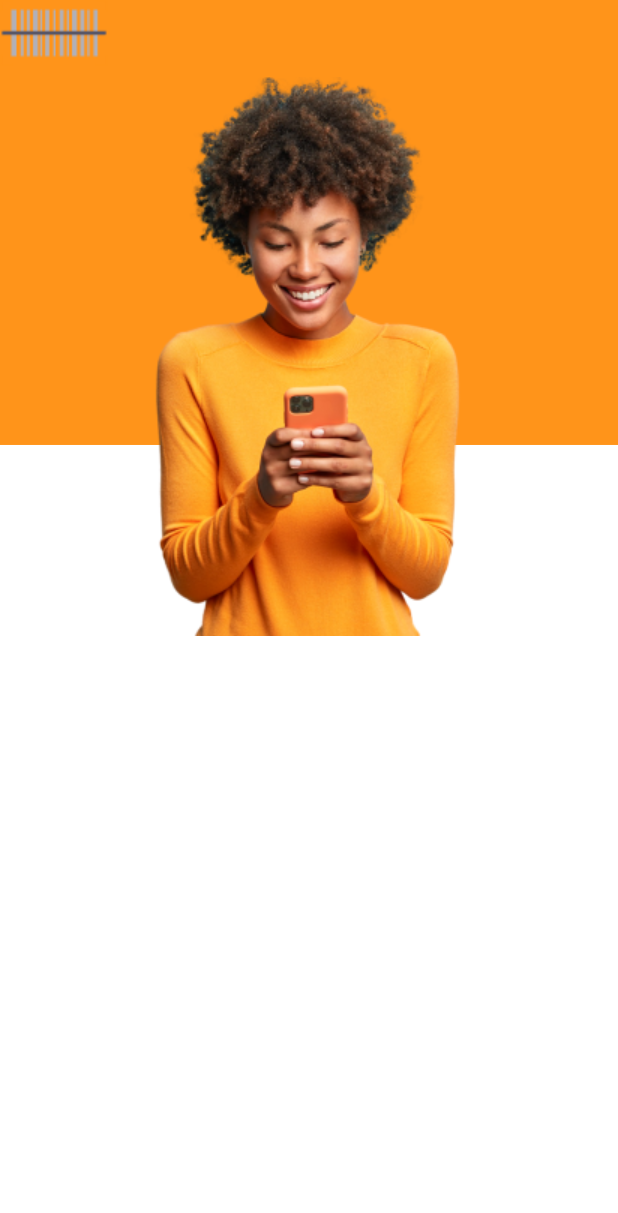
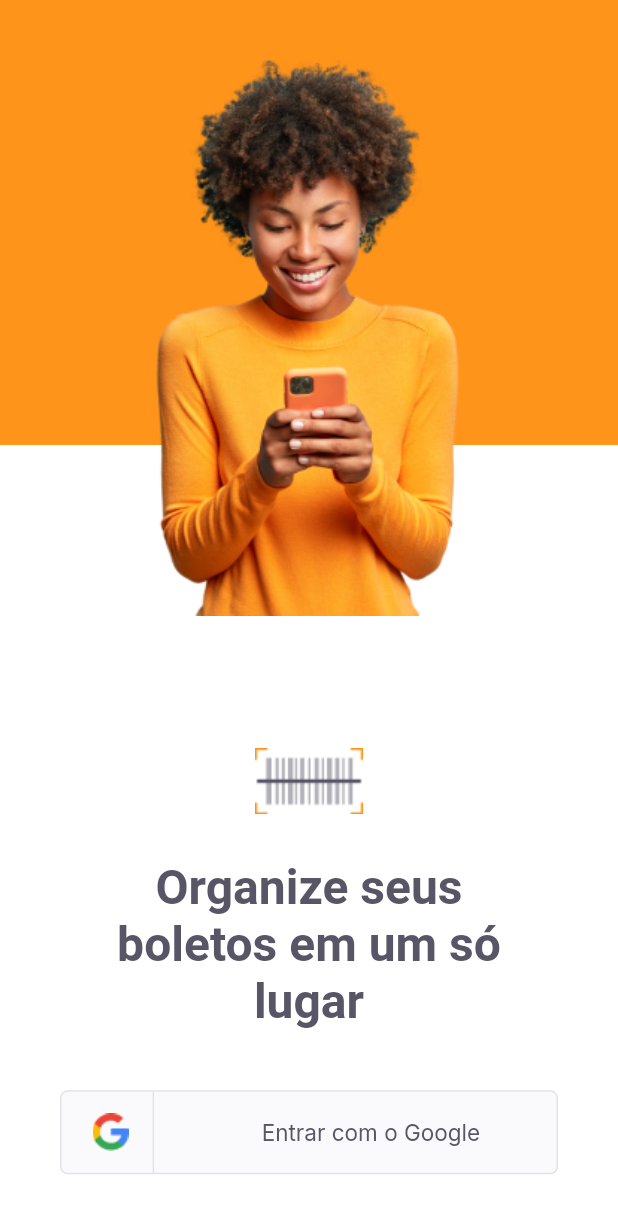
Before and after one commit to Dark3088/pay_flow, a Flutter app: the screen it shows after launch, on a phone screen of 412 x 824 dp. Shown: the top 1213 px of the screen. Run offline on Flutter 3.47's test engine with Material 2 defaults, Android fonts, the phone set to English and light mode, and no system bars; our stand-ins replace google_fonts.

Commit message:
Login Page design - Finished
- So far, there are three working screens:

  * SplashPage
  * LoginPage
  * HomePage

```diff
--- a/lib/main.dart
+++ b/lib/main.dart
@@ -1,6 +1,10 @@
 import 'package:flutter/material.dart';
 import 'package:pay_flow/modules/login/login_page.dart';
+import 'package:pay_flow/modules/splash/splash_page.dart';
 import 'package:pay_flow/shared/themes/app_colors.dart';
+import 'package:pay_flow/shared/widgets/social_login/social_login_button.dart';
+
+import 'modules/home/home_page.dart';
 
 void main() {
  runApp(AppWidget());
--- /dev/null
+++ b/lib/modules/home/home_page.dart
@@ -0,0 +1,16 @@
+import 'package:flutter/material.dart';
+
+class HomePage extends StatelessWidget {
+  const HomePage({Key? key}) : super(key: key);
+
+  @override
+  Widget build(BuildContext context) {
+    return Scaffold(
+      appBar: AppBar(
+        title: Text(
+            "HomePage"
+        ),
+      )
+    );
+  }
+}
--- a/lib/modules/login/login_page.dart
+++ b/lib/modules/login/login_page.dart
@@ -1,10 +1,11 @@
-
 import 'package:flutter/material.dart';
 import 'package:pay_flow/shared/themes/app_colors.dart';
 import 'package:pay_flow/shared/themes/app_images.dart';
 import 'package:pay_flow/shared/themes/app_text_styles.dart';
+import 'package:pay_flow/shared/widgets/social_login/social_login_button.dart';
 
 class LoginPage extends StatefulWidget {
+
   const LoginPage({Key? key}) : super(key: key);
 
   @override
@@ -14,7 +15,6 @@ class LoginPage extends StatefulWidget {
 class _LoginPageState extends State<LoginPage> {
   @override
   Widget build(BuildContext context) {
-
     final screenSize = MediaQuery.of(context).size;
     return Scaffold(
       backgroundColor: AppColors.background,
@@ -35,13 +35,34 @@ class _LoginPageState extends State<LoginPage> {
                 child: Image.asset(
                   AppImages.person,
                   width: 208,
-                  height: screenSize.height * 0.48,
+                  height: screenSize.height * 0.45,
                 )),
-
-            Column(
-              children: [
-                Image.asset(AppImages.logoMini)
-              ],
+            Positioned(
+              bottom: screenSize.height * 0.05,
+              left: 0,
+              right: 0,
+              child: Column(
+                mainAxisAlignment: MainAxisAlignment.center,
+                crossAxisAlignment: CrossAxisAlignment.center,
+                children: [
+                  Image.asset(AppImages.logoMini),
+                  Padding(
+                    padding:
+                        const EdgeInsets.only(top: 30, left: 70, right: 70),
+                    child: Text(
+                      "Organize seus boletos em um só lugar",
+                      textAlign: TextAlign.center,
+                      style: TextStyles.titleHome,
+                    ),
+                  ),
+                  Padding(
+                    padding: const EdgeInsets.only(top: 40, left: 40, right: 40),
+                    child: SocialLoginButton(onTap: (){
+                      print("It worked!");
+                    }),
+                  )
+                ],
+              ),
             )
           ],
         ),
--- /dev/null
+++ b/lib/shared/widgets/social_login/social_login_button.dart
@@ -0,0 +1,53 @@
+import 'package:flutter/material.dart';
+import 'package:pay_flow/shared/themes/app_colors.dart';
+import 'package:pay_flow/shared/themes/app_images.dart';
+import 'package:pay_flow/shared/themes/app_text_styles.dart';
+
+class SocialLoginButton extends StatelessWidget {
+
+  final VoidCallback onTap;
+  const SocialLoginButton({Key? key, required this.onTap}) : super(key: key);
+
+  @override
+  Widget build(BuildContext context) {
+    return InkWell(
+      onTap: onTap,
+      child: Container(
+        height: 56,
+        decoration: BoxDecoration(
+            color: AppColors.shape,
+            borderRadius: BorderRadius.circular(5),
+            border: Border.fromBorderSide(BorderSide(color: AppColors.stroke))),
+        child: Row(
+          children: [
+            Expanded(
+                flex: 1,
+                child: Row(
+                  mainAxisAlignment: MainAxisAlignment.center,
+                  children: [
+                    Image.asset(AppImages.googleFull),
+                    SizedBox(
+                      width: 16,
+                    ),
+                    Container(
+                      color: AppColors.stroke,
+                      height: 56,
+                      width: 1,
+                    )
+                  ],
+                )),
+            Expanded(
+                flex: 3,
+                child: Row(
+                  mainAxisAlignment: MainAxisAlignment.center,
+                  children: [
+                    Text("Entrar com o Google", style: TextStyles.buttonGray),
+                  ],
+                )),
+            //  Expanded(child: Container()),
+          ],
+        ),
+      ),
+    );
+  }
+}
```
Also changed, not shown: 3 other files.
